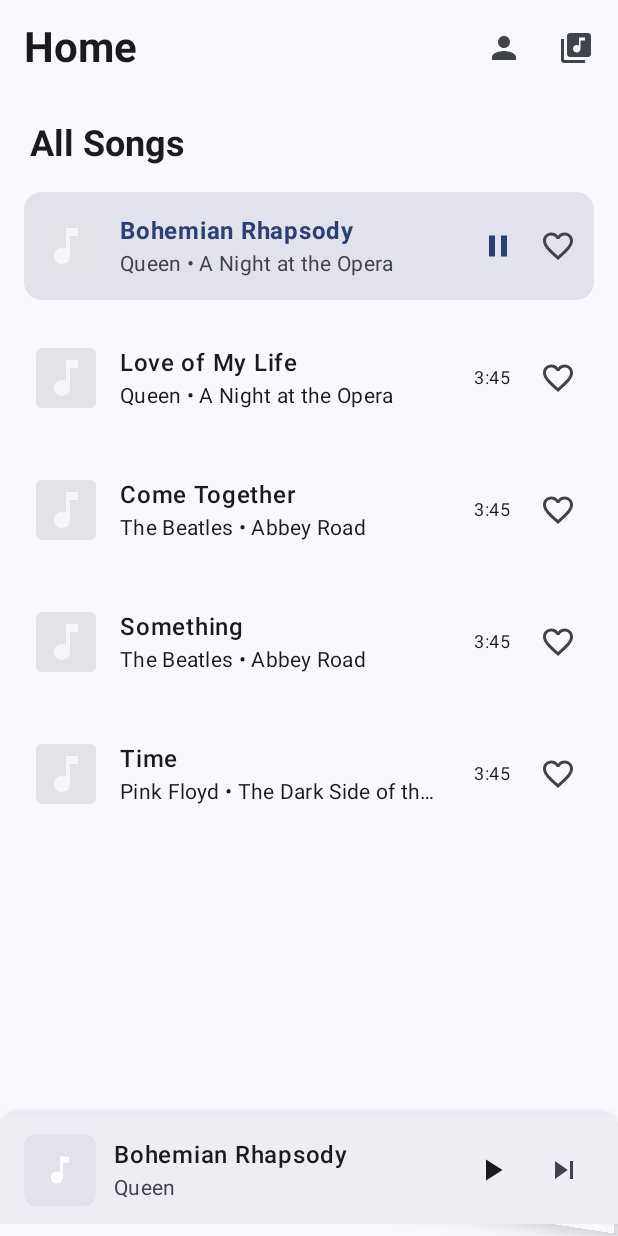
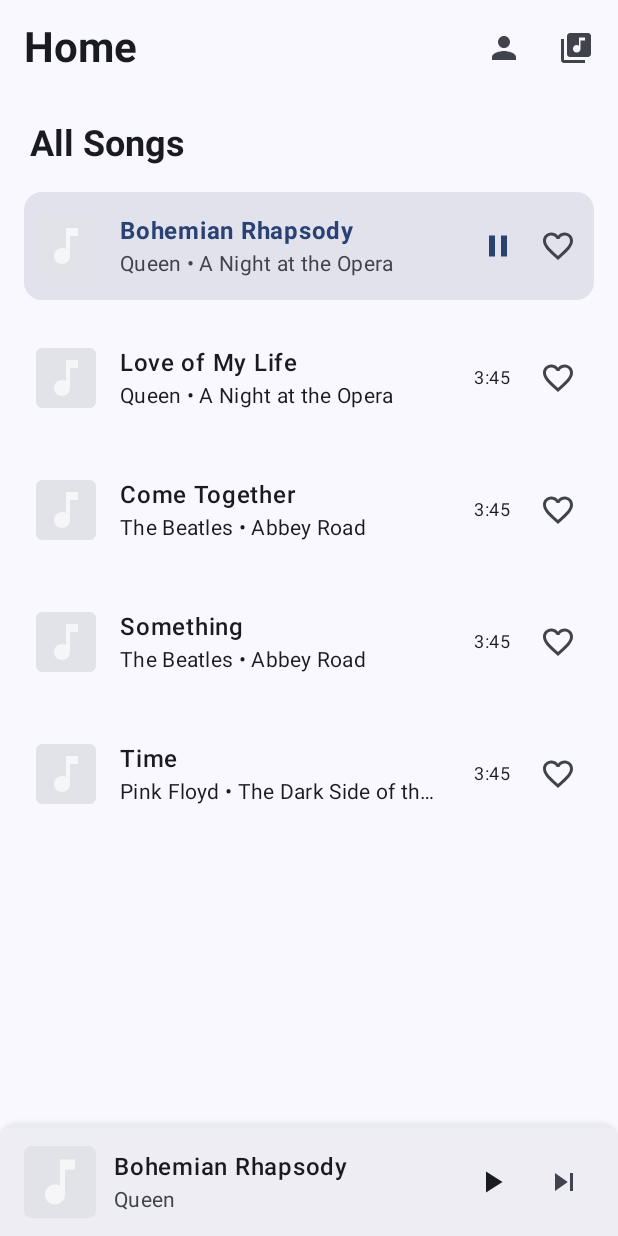
Before and after one commit to gagik894/Player, an Android app built with Jetpack Compose: the HomeScreen screen opened through its navigation route, on a phone screen of 412 x 824 dp. Run offline under Robolectric (Android 15) with nearby library versions, the phone set to English and light mode, and no system bars.

Commit message:
Refactor MiniPlayer to a shared component and lift state to App level
- Moved `MiniPlayer` out of `HomeScreen` and into the main `App` composable to make it globally accessible.
- Utilized `Scaffold` in `App.kt` to manage the layout and conditionally display `MiniPlayer` in the `bottomBar`.
- Removed `MiniPlayer` implementation from `HomeScreen`.
- Updated `MiniPlayer` to use the common `ArtworkSection`.
- Added `navigationBarsPadding` to `MiniPlayer` to prevent overlap with system navigation UI.

```diff
--- a/composeApp/src/commonMain/kotlin/com/example/player/App.kt
+++ b/composeApp/src/commonMain/kotlin/com/example/player/App.kt
@@ -4,32 +4,45 @@ import androidx.compose.animation.core.Spring
 import androidx.compose.animation.core.spring
 import androidx.compose.animation.slideInVertically
 import androidx.compose.animation.slideOutVertically
+import androidx.compose.foundation.layout.PaddingValues
 import androidx.compose.foundation.layout.fillMaxSize
+import androidx.compose.foundation.layout.imePadding
+import androidx.compose.foundation.layout.padding
 import androidx.compose.material3.ExperimentalMaterial3Api
+import androidx.compose.material3.Scaffold
 import androidx.compose.runtime.Composable
+import androidx.compose.runtime.getValue
 import androidx.compose.runtime.remember
 import androidx.compose.ui.Modifier
+import androidx.compose.ui.unit.dp
+import androidx.lifecycle.compose.collectAsStateWithLifecycle
 import androidx.navigation.compose.NavHost
 import androidx.navigation.compose.composable
+import androidx.navigation.compose.currentBackStackEntryAsState
 import androidx.navigation.compose.rememberNavController
 import androidx.navigation.toRoute
 import com.example.player.di.RepositoryModule
-import com.example.player.domain.usecase.*
+import com.example.player.domain.usecase.GetArtistByIdUseCase
+import com.example.player.domain.usecase.GetPlaylistByIdUseCase
+import com.example.player.domain.usecase.GetTracksByArtistUseCase
+import com.example.player.domain.usecase.GetTracksByPlaylistUseCase
 import com.example.player.navigation.PlayerDestination
-import com.example.player.presentation.mvi.HomeViewModel
-import com.example.player.presentation.mvi.PlaybackViewModel
-import com.example.player.presentation.mvi.QueueViewModel
 import com.example.player.presentation.mvi.ArtistDetailsViewModel
 import com.example.player.presentation.mvi.ArtistsViewModel
+import com.example.player.presentation.mvi.HomeViewModel
+import com.example.player.presentation.mvi.PlaybackIntent
+import com.example.player.presentation.mvi.PlaybackViewModel
 import com.example.player.presentation.mvi.PlaylistDetailsViewModel
 import com.example.player.presentation.mvi.PlaylistsViewModel
+import com.example.player.presentation.mvi.QueueViewModel
+import com.example.player.presentation.theme.PlayerTheme
+import com.example.player.presentation.ui.components.MiniPlayer
 import com.example.player.presentation.ui.screens.ArtistDetailsScreen
 import com.example.player.presentation.ui.screens.ArtistsScreen
 import com.example.player.presentation.ui.screens.HomeScreen
 import com.example.player.presentation.ui.screens.PlayerScreen
 import com.example.player.presentation.ui.screens.PlaylistDetailsScreen
 import com.example.player.presentation.ui.screens.PlaylistsScreen
-import com.example.player.presentation.theme.PlayerTheme
 import org.jetbrains.compose.ui.tooling.preview.Preview
 
 @OptIn(ExperimentalMaterial3Api::class)
@@ -41,9 +54,42 @@ fun App() {
         val playbackViewModel = remember { PlaybackViewModel() }
         val homeViewModel = remember { HomeViewModel() }
         val queueViewModel = remember { QueueViewModel() }
+
+        val currentDestination by navController.currentBackStackEntryAsState()
+        val currentRoute = currentDestination?.destination?.route
+        val shouldShowBottomBar = currentRoute?.startsWith(PlayerDestination.Player::class.qualifiedName.orEmpty()) == false
+
+
+        val playbackViewState by playbackViewModel.viewState.collectAsStateWithLifecycle()
+        Scaffold(
+            modifier = Modifier.fillMaxSize(),
+            bottomBar = {
+                if (shouldShowBottomBar && playbackViewState.playbackState.currentTrack != null) {
+                    MiniPlayer(
+                        title = playbackViewState.playbackState.currentTrack?.title ?: "",
+                        artistName = playbackViewState.playbackState.currentTrack?.artist?.name ?: "Unknown Artist",
+                        isPlaying = playbackViewState.playbackState.isPlaying,
+                        onPlayPauseClick = {
+                            playbackViewModel.handleIntent(PlaybackIntent.PlayPause)
+                        },
+                        onNextClick = {
+                            playbackViewModel.handleIntent(PlaybackIntent.SkipNext)
+                        },
+                        onExpandClick = {
+                            navController.navigate(PlayerDestination.Player)
+                        },
+                        modifier = Modifier
+                            .imePadding()
+                    )
+                }
+            }
+        ) { paddingValues ->
             NavHost(
                 navController = navController,
-            startDestination = PlayerDestination.Home
+                startDestination = PlayerDestination.Home,
+                modifier = Modifier
+                    .fillMaxSize()
+                    .padding(if (shouldShowBottomBar) PaddingValues(bottom = 80.dp) else PaddingValues(0.dp))
             ) {
                 composable<PlayerDestination.Home> {
                     HomeScreen(
@@ -150,4 +196,7 @@ fun App() {
                 }
             }
         }
+
+
     }
+}
--- a/composeApp/src/commonMain/kotlin/com/example/player/presentation/ui/components/MiniPlayer.kt
+++ b/composeApp/src/commonMain/kotlin/com/example/player/presentation/ui/components/MiniPlayer.kt
@@ -13,11 +13,11 @@ import androidx.compose.foundation.layout.Column
 import androidx.compose.foundation.layout.Row
 import androidx.compose.foundation.layout.fillMaxWidth
 import androidx.compose.foundation.layout.height
+import androidx.compose.foundation.layout.navigationBarsPadding
 import androidx.compose.foundation.layout.padding
 import androidx.compose.foundation.layout.size
 import androidx.compose.foundation.shape.RoundedCornerShape
 import androidx.compose.material.icons.Icons
-import androidx.compose.material.icons.filled.MusicNote
 import androidx.compose.material.icons.filled.Pause
 import androidx.compose.material.icons.filled.PlayArrow
 import androidx.compose.material.icons.filled.SkipNext
@@ -26,7 +26,6 @@ import androidx.compose.material3.CardDefaults
 import androidx.compose.material3.Icon
 import androidx.compose.material3.IconButton
 import androidx.compose.material3.MaterialTheme
-import androidx.compose.material3.Surface
 import androidx.compose.material3.Text
 import androidx.compose.runtime.Composable
 import androidx.compose.runtime.getValue
@@ -39,6 +38,7 @@ import androidx.compose.ui.text.font.FontWeight
 import androidx.compose.ui.text.style.TextOverflow
 import androidx.compose.ui.unit.dp
 import com.example.player.presentation.theme.PlayerTheme
+import com.example.player.presentation.ui.components.common.ArtworkSection
 import org.jetbrains.compose.ui.tooling.preview.Preview
 
 @Composable
@@ -75,7 +75,11 @@ fun MiniPlayer(
             containerColor = MaterialTheme.colorScheme.surfaceContainer
         )
     ) {
-        Column {
+        Column(
+            modifier = Modifier
+                .navigationBarsPadding()
+                .fillMaxWidth()
+        ) {
             // Playing indicator strip
             Box(
                 modifier = Modifier
@@ -96,22 +100,10 @@ fun MiniPlayer(
                     .padding(horizontal = 16.dp, vertical = 12.dp),
                 verticalAlignment = Alignment.CenterVertically
             ) {
-                // Artwork placeholder with playing indicator
-                Surface(
-                    modifier = Modifier.size(48.dp),
-                    shape = RoundedCornerShape(8.dp),
-                    color = MaterialTheme.colorScheme.surfaceVariant
-                ) {
-                    //TODO: Replace with actual artwork
-                    Box(contentAlignment = Alignment.Center) {
-                        Icon(
-                            imageVector = Icons.Default.MusicNote,
-                            contentDescription = null,
-                            tint = MaterialTheme.colorScheme.onPrimaryContainer,
-                            modifier = Modifier.size(24.dp)
-                        )
-                    }
-                }
+                ArtworkSection(
+                    artworkUrl = null,
+                    modifier = Modifier.size(48.dp)
+                )
 
                 // Track info
                 Column(
@@ -139,7 +131,7 @@ fun MiniPlayer(
                 // Controls
                 Row(
                     horizontalArrangement = Arrangement.spacedBy(8.dp),
-                    verticalAlignment = Alignment.CenterVertically
+                    verticalAlignment = Alignment.CenterVertically,
                 ) {
                     IconButton(
                         onClick = onPlayPauseClick,
--- a/composeApp/src/commonMain/kotlin/com/example/player/presentation/ui/screens/HomeScreen.kt
+++ b/composeApp/src/commonMain/kotlin/com/example/player/presentation/ui/screens/HomeScreen.kt
@@ -2,7 +2,6 @@ package com.example.player.presentation.ui.screens
 
 import androidx.compose.foundation.layout.Arrangement
 import androidx.compose.foundation.layout.BoxWithConstraints
-import androidx.compose.foundation.layout.Column
 import androidx.compose.foundation.layout.PaddingValues
 import androidx.compose.foundation.layout.Spacer
 import androidx.compose.foundation.layout.fillMaxSize
@@ -29,12 +28,11 @@ import com.example.player.presentation.mvi.HomeViewState
 import com.example.player.presentation.mvi.PlaybackIntent
 import com.example.player.presentation.mvi.PlaybackViewModel
 import com.example.player.presentation.theme.PlayerTheme
-import com.example.player.presentation.ui.components.MiniPlayer
 import com.example.player.presentation.ui.components.common.ErrorState
 import com.example.player.presentation.ui.components.common.LoadingState
+import com.example.player.presentation.ui.components.common.TrackListItem
 import com.example.player.presentation.ui.components.homeScreen.FavoritesRow
 import com.example.player.presentation.ui.components.homeScreen.HomeTopBar
-import com.example.player.presentation.ui.components.common.TrackListItem
 import org.jetbrains.compose.ui.tooling.preview.Preview
 
 @OptIn(ExperimentalMaterial3Api::class)
@@ -56,27 +54,6 @@ fun HomeScreen(
                 onPlaylistsClick = { onNavigateTo(PlayerDestination.Playlists) }
             )
         },
-        bottomBar = {
-            Column {
-                if (playbackViewState.playbackState.currentTrack != null){
-                    MiniPlayer(
-                        title = playbackViewState.playbackState.currentTrack?.title ?: "",
-                        artistName = playbackViewState.playbackState.currentTrack?.artist?.name ?: "Unknown Artist",
-                        isPlaying = playbackViewState.playbackState.isPlaying,
-                        onPlayPauseClick = {
-                            playbackViewModel.handleIntent(PlaybackIntent.PlayPause)
-                        },
-                        onNextClick = {
-                            playbackViewModel.handleIntent(PlaybackIntent.SkipNext)
-                        },
-                        onExpandClick = {
-                            onNavigateTo(PlayerDestination.Player)
-                        },
-                        modifier = Modifier.padding(vertical = 8.dp)
-                    )
-                }
-            }
-        }
     ) { paddingValues ->
         when {
             homeViewState.isLoading -> LoadingState(
```
Lines whose indentation alone changed are shown as unchanged.
